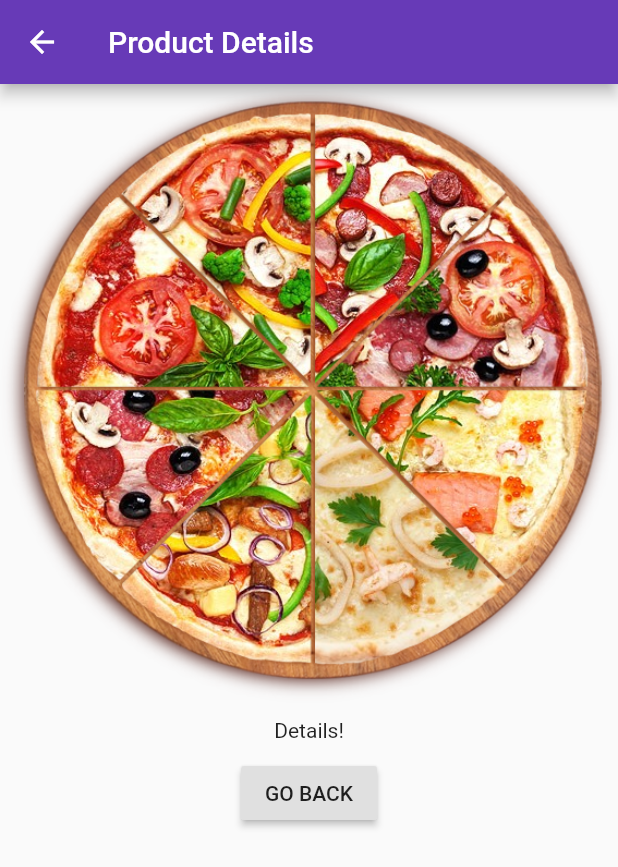
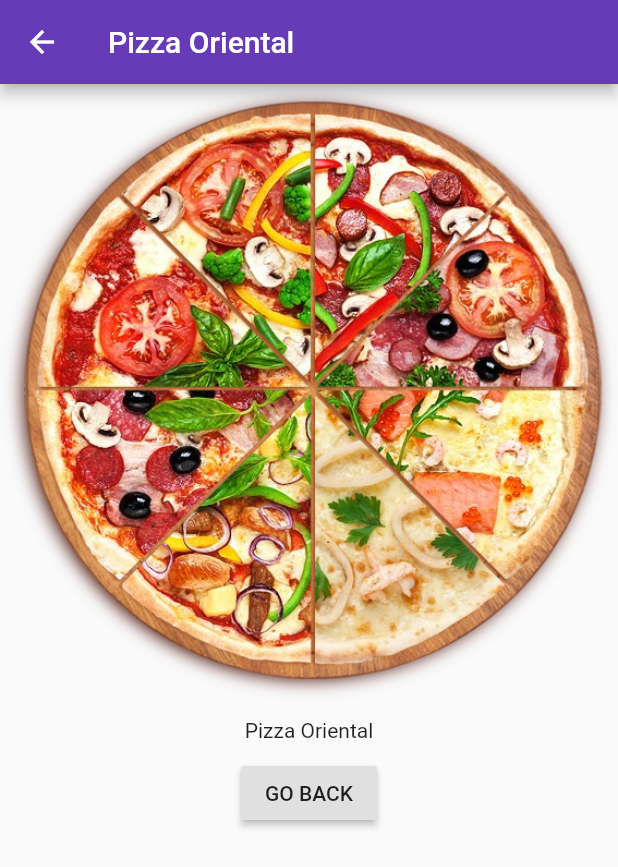
Before and after one commit to Keydero/Pizzoi-app, a Flutter app: the screen it shows after launch, after a tap on "Ajouter un produit", after a tap on "Details", on a phone screen of 412 x 824 dp. Shown: the top 867 px of the screen. Run offline on Flutter 3.47's test engine with Material 2 defaults, Android fonts, the phone set to English and light mode, and no system bars.

Commit message:
passind data via navigation and display data

```diff
--- a/lib/product_control.dart
+++ b/lib/product_control.dart
@@ -6,7 +6,8 @@ class ProductControl extends StatelessWidget {
   @override
   Widget build(BuildContext context) {
     return RaisedButton(
-      onPressed: () => addProduct('Pizza'),
+      onPressed: () => addProduct(
+          {'title': 'Pizza Oriental', 'imageUrl': 'assets/images/pizza.png'}),
       child: Text('Ajouter un produit'),
     );
   }
--- a/lib/product_manager.dart
+++ b/lib/product_manager.dart
@@ -3,7 +3,7 @@ import './products.dart';
 import './product_control.dart';
 
 class ProductManager extends StatefulWidget {
-  final String startingProduct;
+  final Map startingProduct;
   ProductManager({this.startingProduct});
   @override
   State<StatefulWidget> createState() {
@@ -12,7 +12,7 @@ class ProductManager extends StatefulWidget {
 }
 
 class _ProductManager extends State<ProductManager> {
-  List<String> _products = [];
+  List<Map> _products = [];
   @override
   void initState() {
     if (widget.startingProduct != null) {
@@ -21,7 +21,7 @@ class _ProductManager extends State<ProductManager> {
     super.initState();
   }
 
-  void _addProduct(String product) {
+  void _addProduct(Map<String, String> product) {
     setState(() {
       _products.add(product);
     });
--- a/lib/products.dart
+++ b/lib/products.dart
@@ -2,7 +2,7 @@ import 'package:flutter/material.dart';
 import './screens/product.dart';
 
 class Products extends StatelessWidget {
-  final List<String> products; // final == Not changeable
+  final List<Map> products; // final == Not changeable
   Products([this.products = const []]) {
     print('HELLO PRODUCT WIDGET');
   } // assign the injected products to products
@@ -11,8 +11,8 @@ class Products extends StatelessWidget {
     return Card(
       child: Column(
         children: <Widget>[
-          Image.asset('assets/images/pizza.png'),
-          Text(products[index]),
+          Image.asset(products[index]['imageUrl']),
+          Text(products[index]['title']),
           ButtonBar(
             alignment: MainAxisAlignment.center,
             children: <Widget>[
@@ -22,7 +22,9 @@ class Products extends StatelessWidget {
                       Navigator.push(
                         context,
                         MaterialPageRoute(
-                          builder: (BuildContext context) => Product(),
+                          builder: (BuildContext context) => Product(
+                              products[index]['title'],
+                              products[index]['imageUrl']),
                         ),
                       )
                     },
--- a/lib/screens/product.dart
+++ b/lib/screens/product.dart
@@ -1,22 +1,22 @@
 import 'package:flutter/material.dart';
 
 class Product extends StatelessWidget {
-  // final String name;
-  // final String imageUrl;
-  // Product(this.name, this.imageUrl);
+  final String title;
+  final String imageUrl;
+  Product(this.title, this.imageUrl);
   @override
   Widget build(BuildContext context) {
     return Scaffold(
         appBar: AppBar(
-          title: Text('Product Details'),
+          title: Text(title),
         ),
         body: Column(
           crossAxisAlignment: CrossAxisAlignment.center,
           children: <Widget>[
-            Image.asset('assets/images/pizza.png'),
+            Image.asset(imageUrl),
             Container(
               padding: EdgeInsets.all(10.00),
-              child: Text('Details!'),
+              child: Text(title),
             ),
             RaisedButton(
               child: Text('GO BACK'),
```
